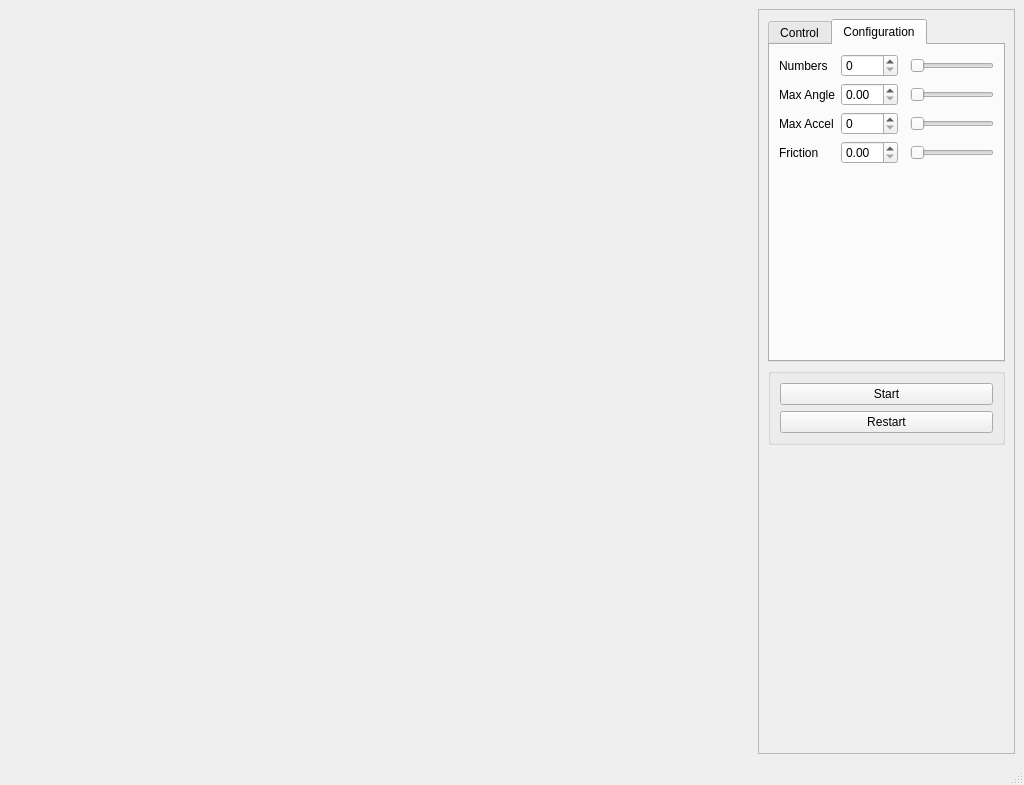
sora-M31/QAnt, file ui/mainwindow.ui: the form before one commit.
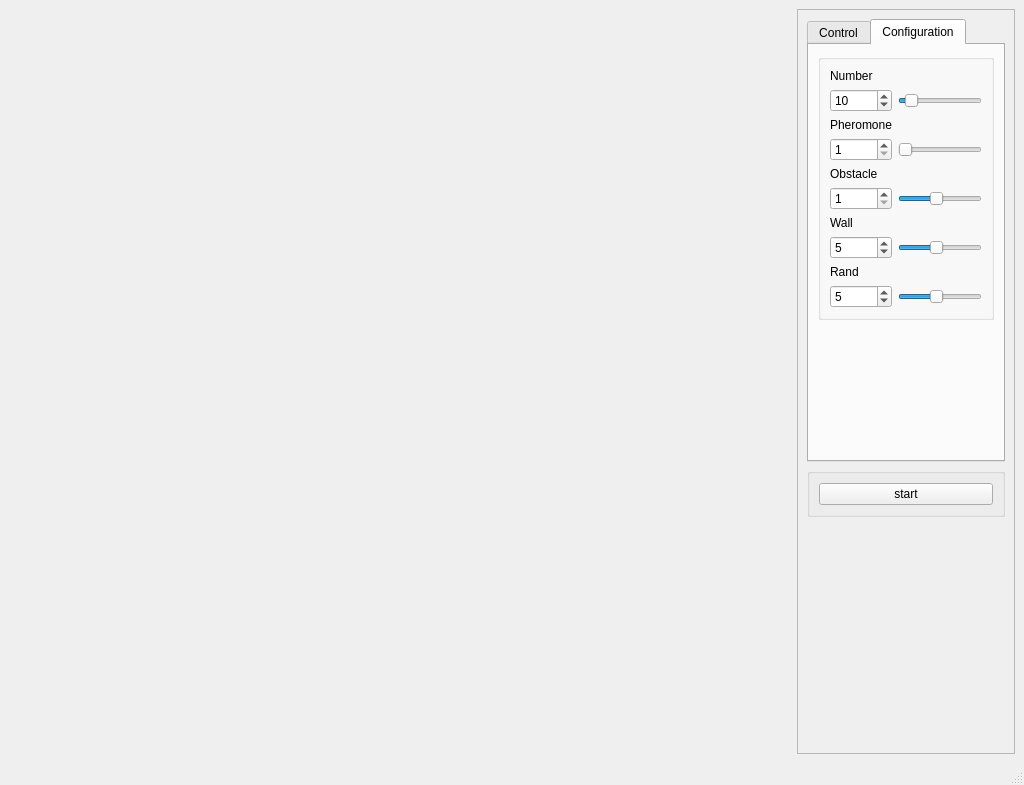
The form after the commit. The open tabs and pages were chosen to show the change. Custom widgets are drawn as their Qt base class.

Commit message: Add control over the coefficient of force, use new button

```diff
--- a/ui/mainwindow.ui
+++ b/ui/mainwindow.ui
@@ -47,11 +47,40 @@
         <rect>
          <x>0</x>
          <y>0</y>
-         <width>275</width>
+         <width>243</width>
          <height>716</height>
         </rect>
        </property>
        <layout class="QGridLayout" name="gridLayout_6">
+        <item row="1" column="0">
+         <widget class="QGroupBox" name="groupBox">
+          <property name="title">
+           <string/>
+          </property>
+          <layout class="QGridLayout" name="gridLayout">
+           <item row="0" column="0">
+            <widget class="Ui::QtextPushButton" name="m_startButton">
+             <property name="text">
+              <string>start</string>
+             </property>
+            </widget>
+           </item>
+          </layout>
+         </widget>
+        </item>
+        <item row="2" column="0">
+         <spacer name="verticalSpacer_2">
+          <property name="orientation">
+           <enum>Qt::Vertical</enum>
+          </property>
+          <property name="sizeHint" stdset="0">
+           <size>
+            <width>20</width>
+            <height>40</height>
+           </size>
+          </property>
+         </spacer>
+        </item>
         <item row="0" column="0">
          <widget class="QTabWidget" name="tabWidget">
           <property name="enabled">
@@ -67,7 +96,7 @@
            <bool>false</bool>
           </property>
           <property name="currentIndex">
-           <number>1</number>
+           <number>0</number>
           </property>
           <widget class="QWidget" name="tab_13">
            <attribute name="title">
@@ -93,7 +122,7 @@
                  </property>
                  <item>
                   <property name="text">
-                   <string>Fish</string>
+                   <string>Ant</string>
                   </property>
                  </item>
                  <item>
@@ -147,109 +176,35 @@
                  </property>
                 </widget>
                </item>
-               <item row="1" column="0">
+               <item row="2" column="0">
                 <widget class="QLabel" name="label_2">
                  <property name="text">
                   <string>Yaw</string>
                  </property>
                 </widget>
                </item>
-               <item row="2" column="0">
+               <item row="4" column="0">
                 <widget class="QLabel" name="label_5">
                  <property name="text">
                   <string>Roll</string>
                  </property>
                 </widget>
                </item>
-               <item row="3" column="0">
+               <item row="6" column="0">
                 <widget class="QLabel" name="label_6">
                  <property name="text">
                   <string>Zoom</string>
                  </property>
                 </widget>
                </item>
-               <item row="4" column="0">
+               <item row="8" column="0">
                 <widget class="QLabel" name="label_10">
                  <property name="text">
                   <string>Spin</string>
                  </property>
                 </widget>
                </item>
-               <item row="1" column="3">
-                <widget class="QSlider" name="m_yawSlider">
-                 <property name="minimum">
-                  <number>-99</number>
-                 </property>
-                 <property name="orientation">
-                  <enum>Qt::Horizontal</enum>
-                 </property>
-                </widget>
-               </item>
-               <item row="2" column="3">
-                <widget class="QSlider" name="m_rollSlider">
-                 <property name="minimum">
-                  <number>-99</number>
-                 </property>
-                 <property name="orientation">
-                  <enum>Qt::Horizontal</enum>
-                 </property>
-                </widget>
-               </item>
-               <item row="3" column="3">
-                <widget class="QSlider" name="m_zoomSlider">
-                 <property name="minimum">
-                  <number>0</number>
-                 </property>
-                 <property name="maximum">
-                  <number>99</number>
-                 </property>
-                 <property name="pageStep">
-                  <number>1</number>
-                 </property>
-                 <property name="value">
-                  <number>0</number>
-                 </property>
-                 <property name="orientation">
-                  <enum>Qt::Horizontal</enum>
-                 </property>
-                </widget>
-               </item>
-               <item row="4" column="3">
-                <widget class="QSlider" name="m_spinSlider">
-                 <property name="minimum">
-                  <number>-180</number>
-                 </property>
-                 <property name="maximum">
-                  <number>180</number>
-                 </property>
-                 <property name="orientation">
-                  <enum>Qt::Horizontal</enum>
-                 </property>
-                </widget>
-               </item>
-               <item row="0" column="3">
-                <widget class="QSlider" name="m_pitchSlider">
-                 <property name="minimum">
-                  <number>-99</number>
-                 </property>
-                 <property name="maximum">
-                  <number>99</number>
-                 </property>
-                 <property name="singleStep">
-                  <number>1</number>
-                 </property>
-                 <property name="value">
-                  <number>0</number>
-                 </property>
-                 <property name="sliderPosition">
-                  <number>0</number>
-                 </property>
-                 <property name="orientation">
-                  <enum>Qt::Horizontal</enum>
-                 </property>
-                </widget>
-               </item>
-               <item row="0" column="2">
+               <item row="1" column="0">
                 <widget class="QSpinBox" name="m_pitchBox">
                  <property name="minimum">
                   <number>-99</number>
@@ -263,20 +218,62 @@
                 </widget>
                </item>
                <item row="1" column="2">
+                <widget class="QSlider" name="m_pitchSlider">
+                 <property name="minimum">
+                  <number>-99</number>
+                 </property>
+                 <property name="maximum">
+                  <number>99</number>
+                 </property>
+                 <property name="singleStep">
+                  <number>1</number>
+                 </property>
+                 <property name="value">
+                  <number>0</number>
+                 </property>
+                 <property name="sliderPosition">
+                  <number>0</number>
+                 </property>
+                 <property name="orientation">
+                  <enum>Qt::Horizontal</enum>
+                 </property>
+                </widget>
+               </item>
+               <item row="3" column="0">
                 <widget class="QSpinBox" name="m_yawBox">
                  <property name="minimum">
                   <number>-99</number>
                  </property>
                 </widget>
                </item>
-               <item row="2" column="2">
-                <widget class="QSpinBox" name="m_rollBox">
-                 <property name="minimum">
-                  <number>-99</number>
-                 </property>
-                </widget>
-               </item>
                <item row="3" column="2">
+                <widget class="QSlider" name="m_yawSlider">
+                 <property name="minimum">
+                  <number>-99</number>
+                 </property>
+                 <property name="orientation">
+                  <enum>Qt::Horizontal</enum>
+                 </property>
+                </widget>
+               </item>
+               <item row="5" column="0">
+                <widget class="QSpinBox" name="m_rollBox">
+                 <property name="minimum">
+                  <number>-99</number>
+                 </property>
+                </widget>
+               </item>
+               <item row="5" column="2">
+                <widget class="QSlider" name="m_rollSlider">
+                 <property name="minimum">
+                  <number>-99</number>
+                 </property>
+                 <property name="orientation">
+                  <enum>Qt::Horizontal</enum>
+                 </property>
+                </widget>
+               </item>
+               <item row="7" column="0">
                 <widget class="QSpinBox" name="m_zoomBox">
                  <property name="minimum">
                   <number>0</number>
@@ -289,7 +286,26 @@
                  </property>
                 </widget>
                </item>
-               <item row="4" column="2">
+               <item row="7" column="2">
+                <widget class="QSlider" name="m_zoomSlider">
+                 <property name="minimum">
+                  <number>0</number>
+                 </property>
+                 <property name="maximum">
+                  <number>99</number>
+                 </property>
+                 <property name="pageStep">
+                  <number>1</number>
+                 </property>
+                 <property name="value">
+                  <number>0</number>
+                 </property>
+                 <property name="orientation">
+                  <enum>Qt::Horizontal</enum>
+                 </property>
+                </widget>
+               </item>
+               <item row="9" column="0">
                 <widget class="QSpinBox" name="m_spinBox">
                  <property name="minimum">
                   <number>-180</number>
@@ -299,6 +315,19 @@
                  </property>
                 </widget>
                </item>
+               <item row="9" column="2">
+                <widget class="QSlider" name="m_spinSlider">
+                 <property name="minimum">
+                  <number>-180</number>
+                 </property>
+                 <property name="maximum">
+                  <number>180</number>
+                 </property>
+                 <property name="orientation">
+                  <enum>Qt::Horizontal</enum>
+                 </property>
+                </widget>
+               </item>
               </layout>
              </widget>
             </item>
@@ -309,69 +338,184 @@
             <string>Configuration</string>
            </attribute>
            <layout class="QGridLayout" name="gridLayout_5">
-            <item row="0" column="3">
-             <widget class="QSlider" name="m_numSlider">
-              <property name="orientation">
-               <enum>Qt::Horizontal</enum>
+            <item row="0" column="0" colspan="3">
+             <widget class="QGroupBox" name="groupBox_2">
+              <property name="title">
+               <string/>
               </property>
+              <layout class="QGridLayout" name="gridLayout_7">
+               <item row="0" column="0">
+                <widget class="QLabel" name="label_3">
+                 <property name="text">
+                  <string>Number</string>
+                 </property>
+                </widget>
+               </item>
+               <item row="2" column="0">
+                <widget class="QLabel" name="label_7">
+                 <property name="text">
+                  <string>Pheromone</string>
+                 </property>
+                </widget>
+               </item>
+               <item row="4" column="0">
+                <widget class="QLabel" name="label_8">
+                 <property name="text">
+                  <string>Obstacle</string>
+                 </property>
+                </widget>
+               </item>
+               <item row="6" column="0">
+                <widget class="QLabel" name="label_9">
+                 <property name="text">
+                  <string>Wall</string>
+                 </property>
+                </widget>
+               </item>
+               <item row="8" column="0">
+                <widget class="QLabel" name="label_11">
+                 <property name="text">
+                  <string>Rand</string>
+                 </property>
+                </widget>
+               </item>
+               <item row="1" column="0">
+                <widget class="QSpinBox" name="m_numBox">
+                 <property name="enabled">
+                  <bool>true</bool>
+                 </property>
+                 <property name="minimum">
+                  <number>1</number>
+                 </property>
+                 <property name="value">
+                  <number>10</number>
+                 </property>
+                </widget>
+               </item>
+               <item row="1" column="1">
+                <widget class="QSlider" name="m_numSlider">
+                 <property name="minimum">
+                  <number>1</number>
+                 </property>
+                 <property name="value">
+                  <number>10</number>
+                 </property>
+                 <property name="orientation">
+                  <enum>Qt::Horizontal</enum>
+                 </property>
+                </widget>
+               </item>
+               <item row="3" column="0">
+                <widget class="QSpinBox" name="m_pheBox">
+                 <property name="minimum">
+                  <number>1</number>
+                 </property>
+                 <property name="maximum">
+                  <number>10</number>
+                 </property>
+                </widget>
+               </item>
+               <item row="3" column="1">
+                <widget class="QSlider" name="m_pheSlider">
+                 <property name="minimum">
+                  <number>1</number>
+                 </property>
+                 <property name="maximum">
+                  <number>10</number>
+                 </property>
+                 <property name="orientation">
+                  <enum>Qt::Horizontal</enum>
+                 </property>
+                </widget>
+               </item>
+               <item row="5" column="0">
+                <widget class="QSpinBox" name="m_obsBox">
+                 <property name="minimum">
+                  <number>1</number>
+                 </property>
+                 <property name="maximum">
+                  <number>10</number>
+                 </property>
+                </widget>
+               </item>
+               <item row="5" column="1">
+                <widget class="QSlider" name="m_obsSlider">
+                 <property name="minimum">
+                  <number>1</number>
+                 </property>
+                 <property name="maximum">
+                  <number>10</number>
+                 </property>
+                 <property name="value">
+                  <number>5</number>
+                 </property>
+                 <property name="orientation">
+                  <enum>Qt::Horizontal</enum>
+                 </property>
+                </widget>
+               </item>
+               <item row="7" column="0">
+                <widget class="QSpinBox" name="m_wallBox">
+                 <property name="minimum">
+                  <number>1</number>
+                 </property>
+                 <property name="maximum">
+                  <number>10</number>
+                 </property>
+                 <property name="value">
+                  <number>5</number>
+                 </property>
+                </widget>
+               </item>
+               <item row="7" column="1">
+                <widget class="QSlider" name="m_wallSlider">
+                 <property name="minimum">
+                  <number>1</number>
+                 </property>
+                 <property name="maximum">
+                  <number>10</number>
+                 </property>
+                 <property name="value">
+                  <number>5</number>
+                 </property>
+                 <property name="orientation">
+                  <enum>Qt::Horizontal</enum>
+                 </property>
+                </widget>
+               </item>
+               <item row="9" column="0">
+                <widget class="QSpinBox" name="m_randBox">
+                 <property name="minimum">
+                  <number>1</number>
+                 </property>
+                 <property name="maximum">
+                  <number>10</number>
+                 </property>
+                 <property name="value">
+                  <number>5</number>
+                 </property>
+                </widget>
+               </item>
+               <item row="9" column="1">
+                <widget class="QSlider" name="m_randSlider">
+                 <property name="minimum">
+                  <number>1</number>
+                 </property>
+                 <property name="maximum">
+                  <number>10</number>
+                 </property>
+                 <property name="value">
+                  <number>5</number>
+                 </property>
+                 <property name="orientation">
+                  <enum>Qt::Horizontal</enum>
+                 </property>
+                </widget>
+               </item>
+              </layout>
              </widget>
             </item>
-            <item row="0" column="0">
-             <widget class="QLabel" name="label_3">
-              <property name="text">
-               <string>Numbers</string>
-              </property>
-             </widget>
-            </item>
-            <item row="1" column="0">
-             <widget class="QLabel" name="label_7">
-              <property name="text">
-               <string>Max Angle</string>
-              </property>
-             </widget>
-            </item>
-            <item row="1" column="3">
-             <widget class="Ui::Qdslider" name="m_angleSlider">
-              <property name="orientation">
-               <enum>Qt::Horizontal</enum>
-              </property>
-             </widget>
-            </item>
-            <item row="3" column="0">
-             <widget class="QLabel" name="label_8">
-              <property name="text">
-               <string>Friction</string>
-              </property>
-             </widget>
-            </item>
-            <item row="3" column="3">
-             <widget class="Ui::Qdslider" name="m_frictionSlider">
-              <property name="orientation">
-               <enum>Qt::Horizontal</enum>
-              </property>
-             </widget>
-            </item>
-            <item row="2" column="0">
-             <widget class="QLabel" name="label_9">
-              <property name="text">
-               <string>Max Accel</string>
-              </property>
-             </widget>
-            </item>
-            <item row="2" column="3">
-             <widget class="QSlider" name="m_accelSlider">
-              <property name="orientation">
-               <enum>Qt::Horizontal</enum>
-              </property>
-             </widget>
-            </item>
-            <item row="0" column="1">
-             <widget class="QSpinBox" name="m_numBox"/>
-            </item>
-            <item row="2" column="1">
-             <widget class="QSpinBox" name="m_accelBox"/>
-            </item>
-            <item row="6" column="0" colspan="4">
+            <item row="1" column="1">
              <spacer name="verticalSpacer">
               <property name="orientation">
                <enum>Qt::Vertical</enum>
@@ -384,52 +528,10 @@
               </property>
              </spacer>
             </item>
-            <item row="1" column="1">
-             <widget class="QDoubleSpinBox" name="m_angleBox"/>
-            </item>
-            <item row="3" column="1">
-             <widget class="QDoubleSpinBox" name="m_frictionBox"/>
-            </item>
            </layout>
           </widget>
          </widget>
         </item>
-        <item row="1" column="0">
-         <widget class="QGroupBox" name="groupBox">
-          <property name="title">
-           <string/>
-          </property>
-          <layout class="QGridLayout" name="gridLayout">
-           <item row="0" column="0">
-            <widget class="QPushButton" name="m_startButton">
-             <property name="text">
-              <string>Start</string>
-             </property>
-            </widget>
-           </item>
-           <item row="1" column="0">
-            <widget class="QPushButton" name="m_restartButton">
-             <property name="text">
-              <string>Restart</string>
-             </property>
-            </widget>
-           </item>
-          </layout>
-         </widget>
-        </item>
-        <item row="2" column="0">
-         <spacer name="verticalSpacer_2">
-          <property name="orientation">
-           <enum>Qt::Vertical</enum>
-          </property>
-          <property name="sizeHint" stdset="0">
-           <size>
-            <width>20</width>
-            <height>40</height>
-           </size>
-          </property>
-         </spacer>
-        </item>
        </layout>
       </widget>
      </widget>
@@ -450,13 +552,9 @@
  </widget>
  <customwidgets>
   <customwidget>
-   <class>Ui::Qdslider</class>
-   <extends>QSlider</extends>
-   <header>Qdslider.h</header>
-   <slots>
-    <signal>valueChanged(double)</signal>
-    <slot>setValue(double)</slot>
-   </slots>
+   <class>Ui::QtextPushButton</class>
+   <extends>QPushButton</extends>
+   <header>QtextPushButton.h</header>
   </customwidget>
  </customwidgets>
  <resources/>
```
The commit also changes 11 other files.
